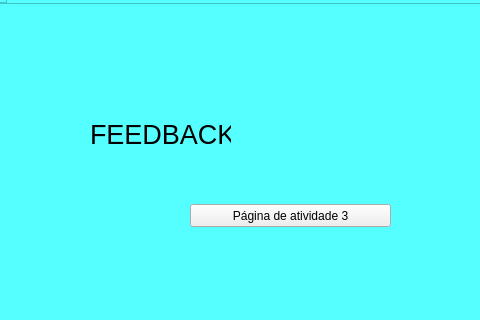
This is App/Desenvolvimento/src/main/python/mainUi.ui in wesleyrodrigues/TCC as Qt 5 draws it before an edit; both pictures show x 141 to 621 and y 87 to 407 of the 986 by 781 pixel window. The edited form follows.
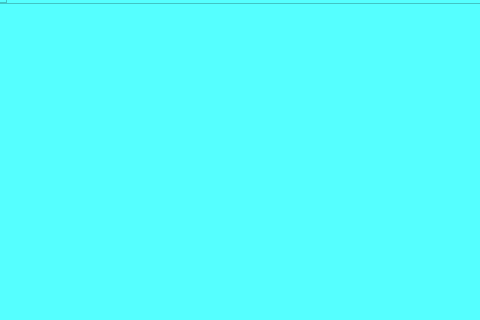
This is the edited form. The open tabs and pages were chosen to show the change. Icons and pictures are not drawn.

Commit message: inicio do feedback

What changed in the file:
```diff
--- a/App/Desenvolvimento/src/main/python/mainUi.ui
+++ b/App/Desenvolvimento/src/main/python/mainUi.ui
@@ -1559,39 +1559,7 @@
            </item>
           </layout>
          </widget>
-         <widget class="QWidget" name="tela_feedback">
-          <widget class="QPushButton" name="pushButton_6">
-           <property name="geometry">
-            <rect>
-             <x>330</x>
-             <y>200</y>
-             <width>201</width>
-             <height>23</height>
-            </rect>
-           </property>
-           <property name="text">
-            <string>Página de atividade 3</string>
-           </property>
-          </widget>
-          <widget class="QLabel" name="label_15">
-           <property name="geometry">
-            <rect>
-             <x>230</x>
-             <y>90</y>
-             <width>141</width>
-             <height>81</height>
-            </rect>
-           </property>
-           <property name="font">
-            <font>
-             <pointsize>20</pointsize>
-            </font>
-           </property>
-           <property name="text">
-            <string>FEEDBACK</string>
-           </property>
-          </widget>
-         </widget>
+         <widget class="QWidget" name="tela_feedback"/>
         </widget>
        </item>
       </layout>
```
Left out of the diff: 2 changed lines with no effect on the pictures. The commit also changes 2 other files.
